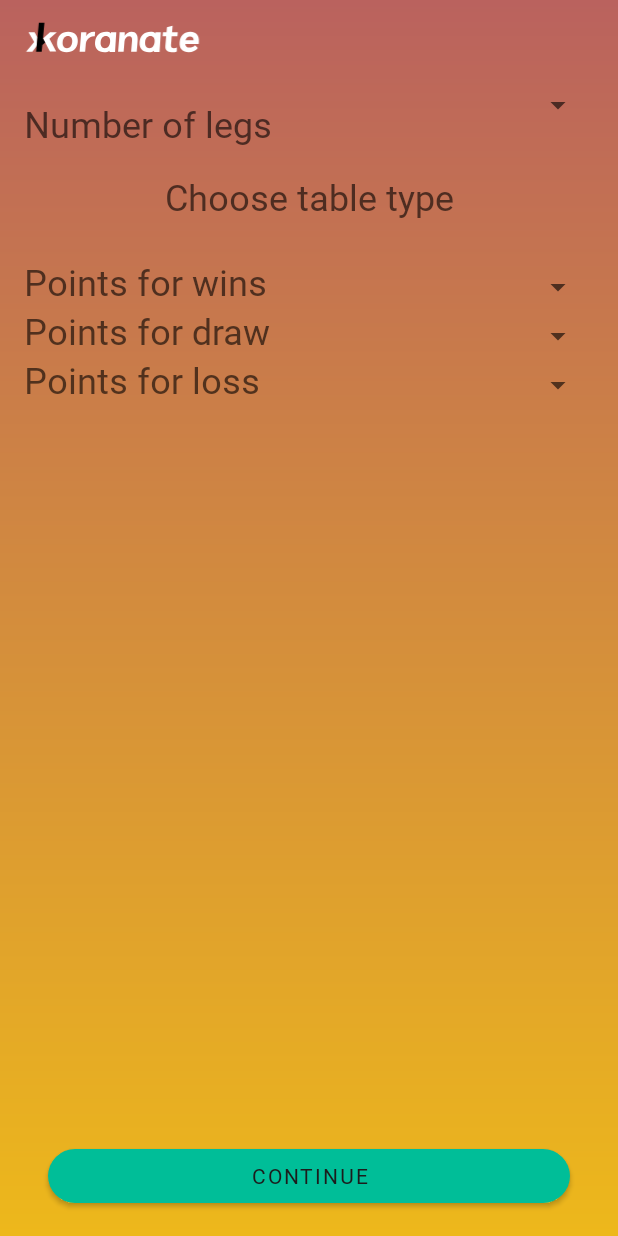
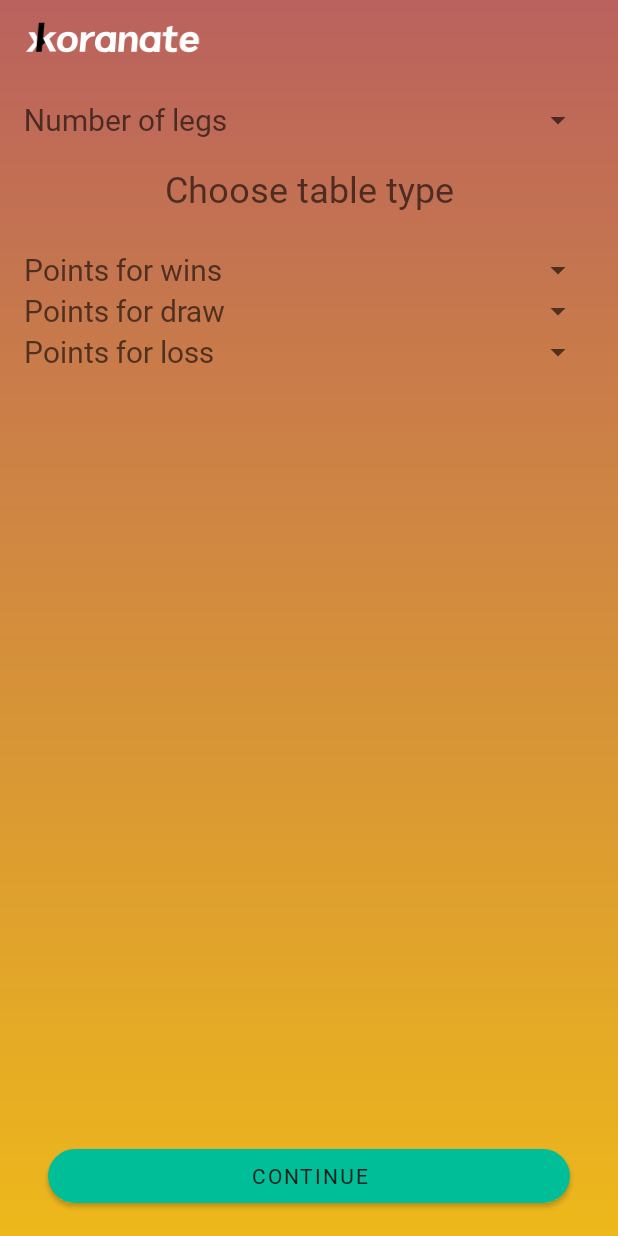
Before and after one commit to Xkoranate-Mobile-Development-Team/Xkoranate-Mobile, an Android app: the RoundRobinFragment screen opened through its navigation route, on a phone screen of 412 x 824 dp. Run offline under Robolectric (Android 15) with nearby library versions, the light colour scheme and no system bars; our stand-ins replace data binding.

Commit message:
toolbar fix, gradle now 4.0.0, other layout updates

```diff
--- a/app/src/main/res/layout/fragment_match_day.xml
+++ b/app/src/main/res/layout/fragment_match_day.xml
@@ -14,9 +14,9 @@
             android:id="@+id/recyclerView_container"
             android:layout_width="0dp"
             android:layout_height="0dp"
-            android:layout_marginStart="25dp"
-            android:layout_marginTop="30dp"
-            android:layout_marginEnd="25dp"
+            android:layout_marginStart="16dp"
+            android:layout_marginTop="8dp"
+            android:layout_marginEnd="16dp"
             android:layout_marginBottom="15dp"
             android:background="@drawable/white_rounded_bg"
             android:padding="10dp"
--- a/app/src/main/res/layout/fragment_round_robin.xml
+++ b/app/src/main/res/layout/fragment_round_robin.xml
@@ -23,6 +23,7 @@
             android:layout_width="0dp"
             android:layout_height="wrap_content"
             android:layout_marginStart="16dp"
+            android:textSize="20sp"
             android:layout_marginTop="16dp"
             android:text="@string/number_of_legs"
             app:layout_constraintEnd_toStartOf="@+id/numberOfLegsSpinner"
@@ -32,11 +33,12 @@
         <Spinner
             android:id="@+id/numberOfLegsSpinner"
             android:layout_width="wrap_content"
-            android:layout_height="40dp"
+            android:layout_height="wrap_content"
             android:layout_marginEnd="16dp"
             app:layout_constraintEnd_toEndOf="parent"
             app:layout_constraintStart_toEndOf="@+id/numberOfLegsTextView"
-            app:layout_constraintTop_toBottomOf="@+id/xkoranateImage" />
+            app:layout_constraintBottom_toBottomOf="@+id/numberOfLegsTextView"
+            app:layout_constraintTop_toTopOf="@+id/numberOfLegsTextView" />
 
         <TextView
             android:id="@+id/chooseTableTextView"
@@ -74,6 +76,7 @@
             android:layout_height="wrap_content"
             android:layout_marginStart="16dp"
             android:layout_marginTop="24dp"
+            android:textSize="20sp"
             android:text="@string/points_for_wins"
             app:layout_constraintEnd_toStartOf="@+id/pointsForWinSpinner"
             app:layout_constraintStart_toStartOf="parent"
@@ -82,12 +85,12 @@
         <Spinner
             android:id="@+id/pointsForWinSpinner"
             android:layout_width="wrap_content"
-            android:layout_height="40dp"
-            android:layout_marginTop="24dp"
+            android:layout_height="wrap_content"
             android:layout_marginEnd="16dp"
             app:layout_constraintEnd_toEndOf="parent"
             app:layout_constraintStart_toEndOf="@+id/pointsForWinTV"
-            app:layout_constraintTop_toBottomOf="@id/nestedScrollView" />
+            app:layout_constraintBottom_toBottomOf="@+id/pointsForWinTV"
+            app:layout_constraintTop_toTopOf="@+id/pointsForWinTV" />
 
         <TextView
             android:id="@+id/pointsForDraw"
@@ -95,6 +98,7 @@
             android:layout_width="0dp"
             android:layout_height="wrap_content"
             android:layout_marginStart="16dp"
+            android:textSize="20sp"
             android:text="@string/points_for_draw"
             app:layout_constraintEnd_toStartOf="@+id/pointsForDrawSpinner"
             app:layout_constraintStart_toStartOf="parent"
@@ -103,11 +107,12 @@
         <Spinner
             android:id="@+id/pointsForDrawSpinner"
             android:layout_width="wrap_content"
-            android:layout_height="40dp"
+            android:layout_height="wrap_content"
             android:layout_marginEnd="16dp"
             app:layout_constraintEnd_toEndOf="parent"
             app:layout_constraintStart_toEndOf="@+id/pointsForDraw"
-            app:layout_constraintTop_toBottomOf="@id/pointsForWinTV" />
+            app:layout_constraintBottom_toBottomOf="@+id/pointsForDraw"
+            app:layout_constraintTop_toTopOf="@+id/pointsForDraw" />
 
         <TextView
             android:id="@+id/pointsForLoseTV"
@@ -116,6 +121,7 @@
             android:layout_height="wrap_content"
             android:layout_marginStart="16dp"
             android:text="@string/points_for_loss"
+            android:textSize="20sp"
             app:layout_constraintEnd_toStartOf="@+id/pointsForLoseSpinner"
             app:layout_constraintStart_toStartOf="parent"
             app:layout_constraintTop_toBottomOf="@id/pointsForDraw" />
@@ -123,11 +129,12 @@
         <Spinner
             android:id="@+id/pointsForLoseSpinner"
             android:layout_width="wrap_content"
-            android:layout_height="40dp"
+            android:layout_height="wrap_content"
             android:layout_marginEnd="16dp"
             app:layout_constraintEnd_toEndOf="parent"
             app:layout_constraintStart_toEndOf="@+id/pointsForLoseTV"
-            app:layout_constraintTop_toBottomOf="@id/pointsForDraw" />
+            app:layout_constraintBottom_toBottomOf="@+id/pointsForLoseTV"
+            app:layout_constraintTop_toTopOf="@+id/pointsForLoseTV" />
 
         <com.google.android.material.button.MaterialButton
             android:id="@+id/continueButtonRoundRobinEvent"
--- a/app/src/main/res/values/styles.xml
+++ b/app/src/main/res/values/styles.xml
@@ -5,7 +5,7 @@
         <!-- Customize your theme here. -->
         <item name="colorPrimary">@color/colorPrimary</item>
         <item name="colorPrimaryDark">@color/gradient_red_like</item>
-        <item name="colorAccent">@color/black</item>
+        <item name="colorAccent">@color/green</item>
         <item name="buttonStyle">@style/ButtonElevatedStyle</item>
     </style>
 
```
Also changed, not shown: app/src/main/res/layout/fragment_choose_event.xml (+5 -4 lines), app/src/main/res/layout/fragment_home.xml (+7 -7 lines), app/src/main/res/layout/fragment_individual_event.xml (+6 -5 lines), app/src/main/res/layout/fragment_set_participants.xml (+26 -11 lines).
